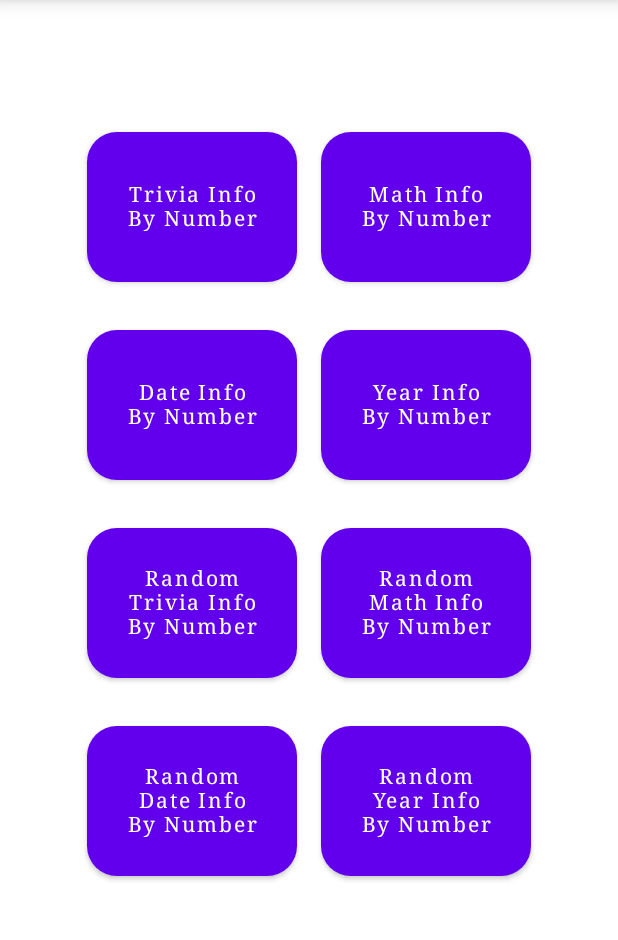
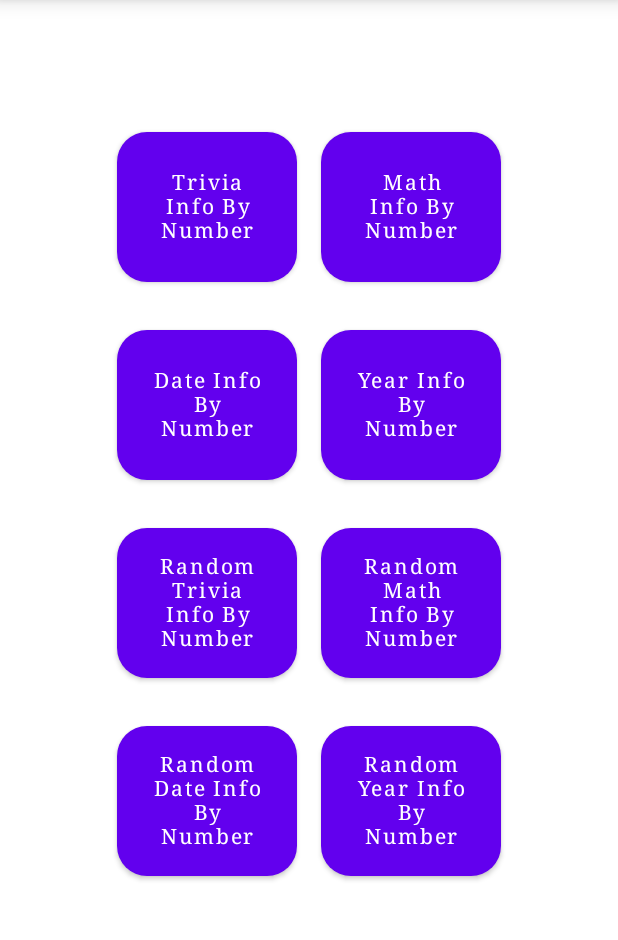
Before and after one commit to Burak-Tasci/FactsOnNumbers, an Android app built with Jetpack Compose: the screen it shows after launch (MainActivity), on a phone screen of 412 x 824 dp, the part 84-1024 px from its top. Run offline under Robolectric (Android 15) with nearby library versions, the phone set to English and light mode, and no system bars; our stand-ins replace Dagger/Hilt's generated code.

Commit message:
change button width

```diff
--- a/app/src/main/java/com/tsci/factsonnumbers/presentation/facts_options/components/OptionsListItem.kt
+++ b/app/src/main/java/com/tsci/factsonnumbers/presentation/facts_options/components/OptionsListItem.kt
@@ -1,13 +1,13 @@
 package com.tsci.factsonnumbers.presentation.facts_options.components
 
-import android.util.Log
-import androidx.compose.foundation.layout.*
+import androidx.compose.foundation.layout.height
+import androidx.compose.foundation.layout.padding
+import androidx.compose.foundation.layout.width
+import androidx.compose.foundation.layout.wrapContentWidth
 import androidx.compose.foundation.shape.RoundedCornerShape
 import androidx.compose.material.Button
 import androidx.compose.material.Text
 import androidx.compose.runtime.Composable
-import androidx.compose.ui.Alignment
-import androidx.compose.ui.Alignment.Companion.CenterVertically
 import androidx.compose.ui.Modifier
 import androidx.compose.ui.text.font.FontFamily
 import androidx.compose.ui.text.style.TextAlign
@@ -26,7 +26,7 @@ fun OptionsListItem(
         Modifier
             .padding(8.dp)
             .height(100.dp)
-            .width(140.dp),
+            .width(120.dp),
         shape = RoundedCornerShape(20.dp)
 
     ) {
```
